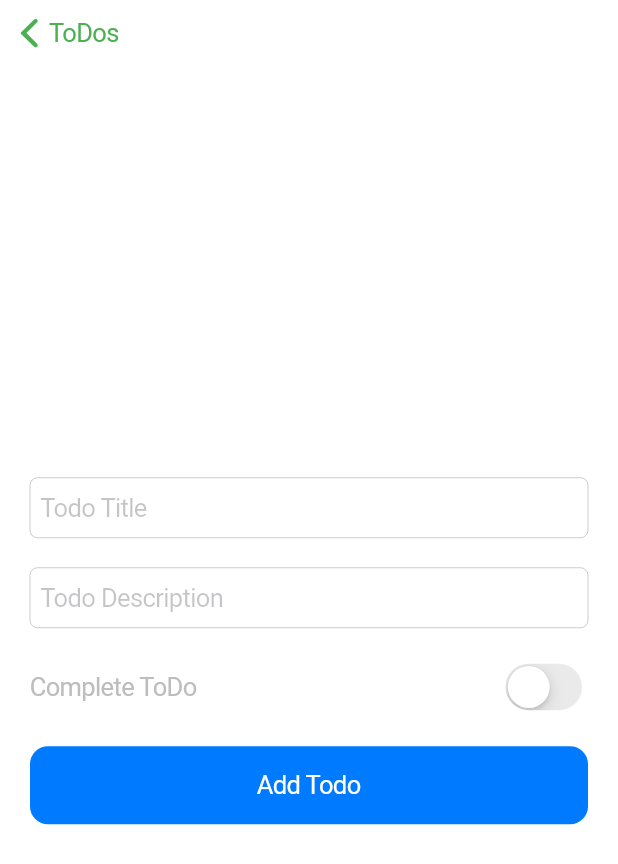
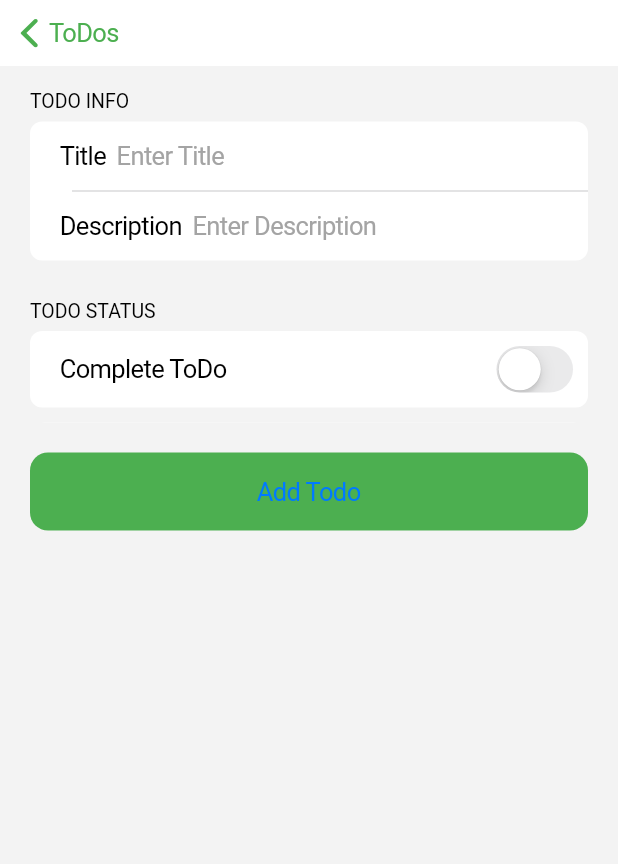
Before and after one commit to vidarshan/flutter-countdown, a Flutter app: the AddToDoScreen screen opened by its route, on a phone screen of 412 x 824 dp. Shown: the top 864 px of the screen. Run offline on Flutter 3.47's test engine with Material 2 defaults, Android fonts, the phone set to English and light mode, and no system bars; our stand-ins replace badges, shared_preferences; accounts and stored records are empty.

Commit message:
[added] add todo chnages

```diff
--- a/lib/constants/globals.dart
+++ b/lib/constants/globals.dart
@@ -13,3 +13,5 @@ Color greyLightBackgroundColor = Color.fromARGB(255, 243, 243, 243);
 Color greyDarkTextBackgroundColor = Color.fromARGB(255, 72, 72, 72);
 Color greyLighTextBackgroundColor = Color.fromARGB(255, 243, 243, 243);
 Color mutedTextColor = Colors.blueGrey;
+Color lightPlaceHolderColor = Color.fromARGB(255, 164, 164, 164);
+Color darkPlaceHolderColor = Color.fromARGB(255, 93, 93, 93);
--- a/lib/screens/AddToDoScreen.dart
+++ b/lib/screens/AddToDoScreen.dart
@@ -54,57 +54,115 @@ class _AddToDoScreenState extends State<AddToDoScreen> {
               previousPageTitle: 'ToDos',
             ),
             child: Container(
-              margin: const EdgeInsets.only(left: 20, right: 20),
+              color: theme.currentTheme == 'dark'
+                  ? globals.greyDarkBackgroundColor
+                  : globals.greyLightBackgroundColor,
               child: Column(
-                  mainAxisAlignment: MainAxisAlignment.center,
-                  crossAxisAlignment: CrossAxisAlignment.center,
                 children: [
-                    SizedBox(
-                      height: 40,
-                      child: CupertinoTextField(
-                        placeholder: 'Todo Title',
-                        textInputAction: TextInputAction.next,
-                        clearButtonMode: OverlayVisibilityMode.editing,
-                        onChanged: (value) => {toDoName = value},
+                  CupertinoFormSection.insetGrouped(
+                      decoration: BoxDecoration(
+                          color: theme.currentTheme == 'dark'
+                              ? globals.darkThemeColor
+                              : globals.lightThemeColor,
+                          borderRadius:
+                              const BorderRadius.all(Radius.circular(8))),
+                      backgroundColor: theme.currentTheme == 'dark'
+                          ? globals.greyDarkBackgroundColor
+                          : globals.greyLightBackgroundColor,
+                      header: Text(
+                        'ToDo Info'.toUpperCase(),
+                        style: TextStyle(
+                            color: theme.currentTheme == 'dark'
+                                ? globals.darkThemeTextColor
+                                : globals.lightThemeTextColor),
                       ),
+                      children: [
+                        CupertinoTextFormFieldRow(
+                          // style: TextStyle(color: ),
+                          placeholderStyle: TextStyle(
+                              color: theme.currentTheme == 'dark'
+                                  ? globals.darkPlaceHolderColor
+                                  : globals.lightPlaceHolderColor),
+                          prefix: Text(
+                            'Title',
+                            style: TextStyle(
+                                color: theme.currentTheme == 'dark'
+                                    ? globals.darkThemeTextColor
+                                    : globals.lightThemeTextColor),
                           ),
-                    Padding(
-                      padding: const EdgeInsets.only(top: 20),
-                      child: SizedBox(
-                        height: 40,
-                        child: CupertinoTextField(
-                          placeholder: 'Todo Description',
+                          placeholder: 'Enter Title',
                           onChanged: (value) => {toDoDescription = value},
                         ),
+                        CupertinoTextFormFieldRow(
+                          placeholderStyle: TextStyle(
+                              color: theme.currentTheme == 'dark'
+                                  ? globals.darkPlaceHolderColor
+                                  : globals.lightPlaceHolderColor),
+                          prefix: Text(
+                            'Description',
+                            style: TextStyle(
+                                color: theme.currentTheme == 'dark'
+                                    ? globals.darkThemeTextColor
+                                    : globals.lightThemeTextColor),
                           ),
+                          placeholder: 'Enter Description',
+                          onChanged: (value) => {toDoDescription = value},
                         ),
-                    Padding(
-                      padding: const EdgeInsets.only(top: 20),
-                      child: Row(
+                      ]),
+                  CupertinoFormSection.insetGrouped(
+                      decoration: BoxDecoration(
+                          color: theme.currentTheme == 'dark'
+                              ? globals.darkThemeColor
+                              : globals.lightThemeColor,
+                          borderRadius:
+                              const BorderRadius.all(Radius.circular(8))),
+                      backgroundColor: theme.currentTheme == 'dark'
+                          ? globals.greyDarkBackgroundColor
+                          : globals.greyLightBackgroundColor,
+                      header: Text(
+                        'ToDo Status'.toUpperCase(),
+                        style: TextStyle(
+                            color: theme.currentTheme == 'dark'
+                                ? globals.darkThemeTextColor
+                                : globals.lightThemeTextColor),
+                      ),
                       children: [
-                          const Text(
+                        CupertinoFormRow(
+                            prefix: Text(
                               'Complete ToDo',
                               style: TextStyle(
-                                color: Color.fromARGB(255, 189, 189, 189)),
+                                  color: theme.currentTheme == 'dark'
+                                      ? globals.darkThemeTextColor
+                                      : globals.lightThemeTextColor),
                             ),
-                          const Spacer(),
-                          CupertinoSwitch(
+                            child: CupertinoSwitch(
                                 value: completed,
                                 onChanged: (value) => setState(() {
                                       completed = value;
-                                  }))
-                        ],
-                      ),
-                    ),
-                    Padding(
+                                    }))),
+                      ]),
+                  CupertinoFormSection.insetGrouped(
+                    backgroundColor: theme.currentTheme == 'dark'
+                        ? globals.greyDarkBackgroundColor
+                        : globals.greyLightBackgroundColor,
+                    children: [
+                      Container(
+                        color: theme.currentTheme == 'dark'
+                            ? globals.greyDarkBackgroundColor
+                            : globals.greyLightBackgroundColor,
                         padding: const EdgeInsets.only(top: 20),
                         child: SizedBox(
                           width: double.maxFinite,
-                        child: CupertinoButton.filled(
-                            onPressed: addToDo, child: const Text('Add Todo')),
+                          child: CupertinoButton(
+                              color: globals.appAccentColor,
+                              onPressed: addToDo,
+                              child: const Text('Add Todo')),
                         ),
                       )
-                  ]),
+                    ],
+                  ),
+                ],
+              ),
             ),
           )),
     );
```
Lines whose indentation alone changed are shown as unchanged.
